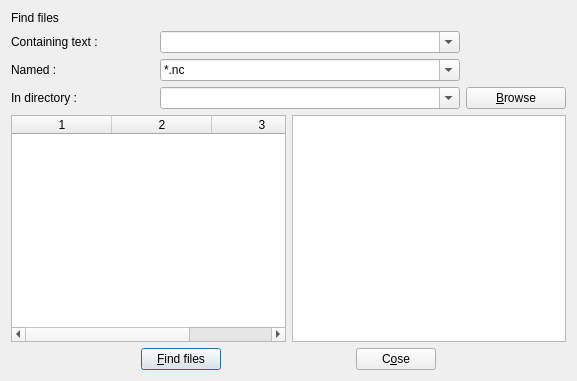
This is src/findinfilesdialog.ui in GCodeProjects/GCodeWorkShop as Qt 5 draws it before an edit. The edited form follows.
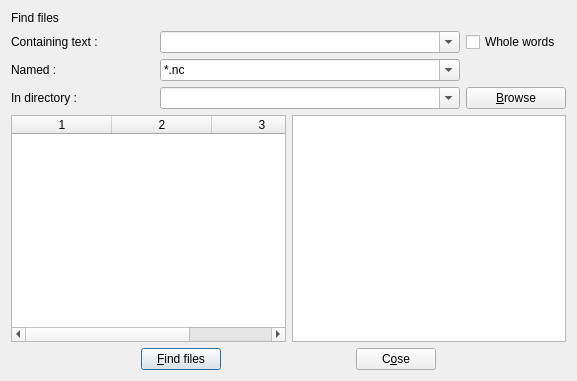
This is the edited form.

What changed in the file:
```diff
--- a/src/findinfilesdialog.ui
+++ b/src/findinfilesdialog.ui
@@ -124,6 +124,13 @@
          </property>
         </widget>
        </item>
+       <item row="1" column="2">
+        <widget class="QCheckBox" name="wholeWordsCheckBox">
+         <property name="text">
+          <string>Whole words</string>
+         </property>
+        </widget>
+       </item>
       </layout>
      </item>
     </layout>
```
Left out of the diff: 24 changed lines with no effect on the pictures.
